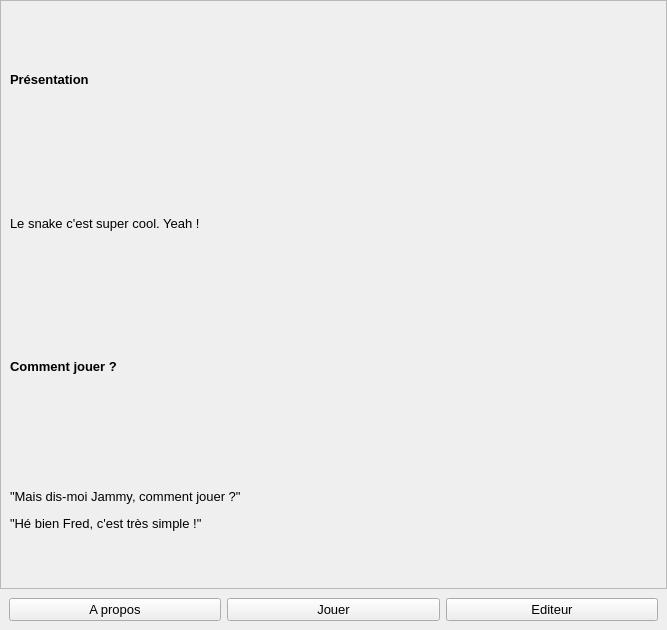
Old version of the form instructions-form.ui in the repository loicbourgois/snake2i.
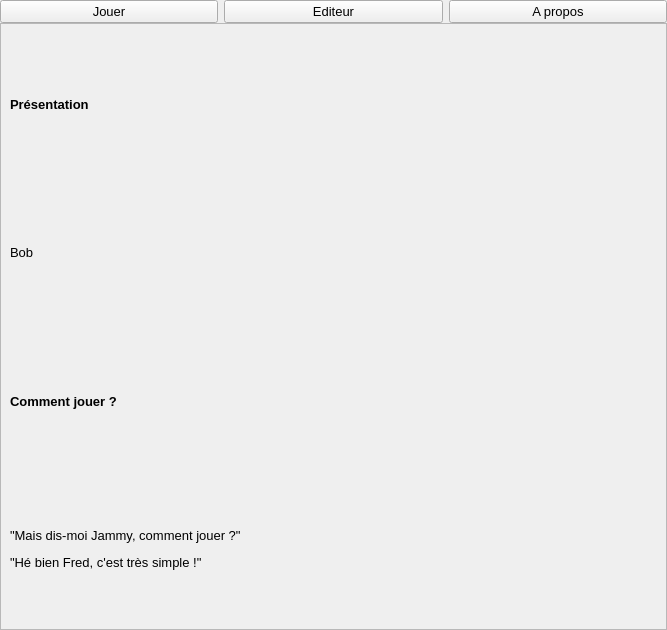
New version of the form.

Commit message: Better ui for game form

```diff
--- a/instructions-form.ui
+++ b/instructions-form.ui
@@ -34,7 +34,7 @@
    <property name="spacing">
     <number>0</number>
    </property>
-   <item row="0" column="0">
+   <item row="1" column="0">
     <widget class="QScrollArea" name="scrollArea">
      <property name="widgetResizable">
       <bool>true</bool>
@@ -45,7 +45,7 @@
         <x>0</x>
         <y>0</y>
         <width>665</width>
-        <height>576</height>
+        <height>598</height>
        </rect>
       </property>
       <layout class="QGridLayout" name="gridLayout_3">
@@ -65,7 +65,7 @@
        <item row="1" column="0">
         <widget class="QLabel" name="label_2">
          <property name="text">
-          <string>Le snake c'est super cool. Yeah !</string>
+          <string>&lt;html&gt;&lt;head/&gt;&lt;body&gt;&lt;p&gt;Bob&lt;/p&gt;&lt;/body&gt;&lt;/html&gt;</string>
          </property>
         </widget>
        </item>
@@ -93,9 +93,21 @@
      </widget>
     </widget>
    </item>
-   <item row="1" column="0">
+   <item row="0" column="0">
     <widget class="QWidget" name="widget" native="true">
      <layout class="QGridLayout" name="gridLayout_2">
+      <property name="leftMargin">
+       <number>0</number>
+      </property>
+      <property name="topMargin">
+       <number>0</number>
+      </property>
+      <property name="rightMargin">
+       <number>0</number>
+      </property>
+      <property name="bottomMargin">
+       <number>0</number>
+      </property>
       <item row="0" column="1">
        <widget class="QPushButton" name="pushButtonPlay">
         <property name="text">
@@ -110,7 +122,7 @@
         </property>
        </widget>
       </item>
-      <item row="0" column="0">
+      <item row="0" column="3">
        <widget class="QPushButton" name="pushButtonAbout">
         <property name="text">
          <string>A propos</string>
```
Left out of the diff: 26 changed lines with no effect on the pictures. The commit also changes 4 other files.
